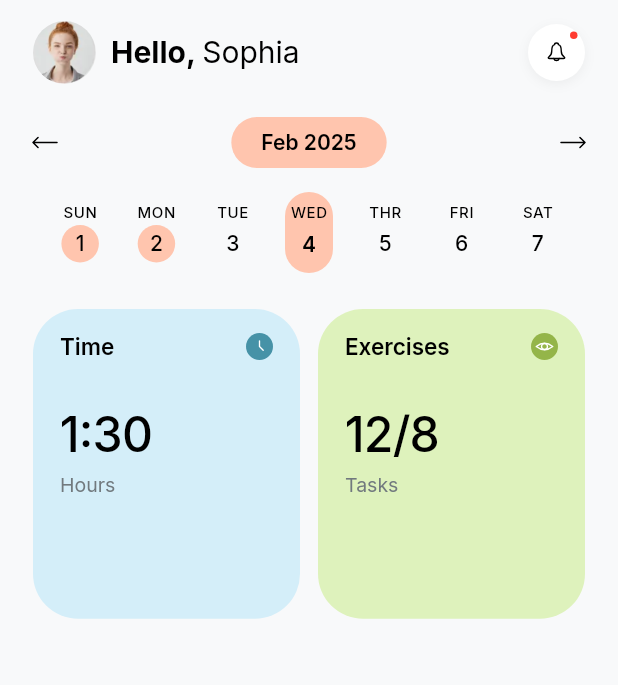
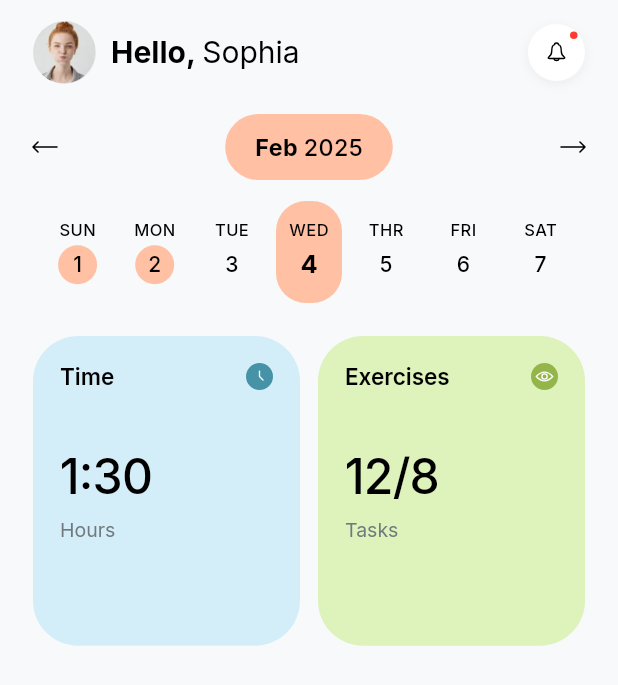
Before and after one commit to RoshiniRavi05/YuviFlutterChallenge, a Flutter app: the screen it shows after launch, on a phone screen of 412 x 824 dp. Shown: the top 685 px of the screen. Run offline on Flutter 3.47's test engine with Material 3 defaults, Android fonts, the phone set to English and light mode, and no system bars; our stand-ins replace google_fonts.

Commit message:
Day 1: Refine UI spacing and month badge

```diff
--- a/day1/lib/components/calendar_strip.dart
+++ b/day1/lib/components/calendar_strip.dart
@@ -137,14 +137,14 @@ class _SelectedCapsule extends StatelessWidget {
     return Container(
       width: AppSpacing.selectedCapsuleWidth,
       height: AppSpacing.selectedCapsuleHeight,
-      padding: const EdgeInsets.only(top: 7.0, bottom: 7.0),
-      alignment: Alignment.topCenter,
+      padding: const EdgeInsets.symmetric(vertical: 7.0),
+      alignment: Alignment.center,
       decoration: BoxDecoration(
         color: AppColors.peach,
         borderRadius: BorderRadius.circular(AppRadius.selectedCapsule),
       ),
       child: Column(
-        mainAxisSize: MainAxisSize.min,
+        mainAxisAlignment: MainAxisAlignment.center,
         crossAxisAlignment: CrossAxisAlignment.center,
         children: [
           SizedBox(
--- a/day1/lib/components/custom_icons.dart
+++ b/day1/lib/components/custom_icons.dart
@@ -184,7 +184,7 @@ class _ClockPainter extends CustomPainter {
       ..strokeJoin = StrokeJoin.round;
 
     final center = Offset(size.width / 2, size.height / 2);
-    final arm = size.width * 0.38;
+    final arm = size.width * 0.36;
 
     final path = Path()
       ..moveTo(center.dx, center.dy - arm)
@@ -208,7 +208,7 @@ class EyeIcon extends StatelessWidget {
     super.key,
     this.size = AppSpacing.cardEyeIconSize,
     this.color = AppColors.white,
-    this.strokeWidth = 1.2,
+    this.strokeWidth = 1.1,
   });
 
   @override
@@ -242,12 +242,12 @@ class _EyePainter extends CustomPainter {
     // Almond outer eye contour
     final eye = Path()
       ..moveTo(0, center.dy)
-      ..quadraticBezierTo(w / 2, -1.0, w, center.dy)
-      ..quadraticBezierTo(w / 2, h + 1.0, 0, center.dy);
+      ..quadraticBezierTo(w / 2, -h * 0.35, w, center.dy)
+      ..quadraticBezierTo(w / 2, h * 1.35, 0, center.dy);
     canvas.drawPath(eye, paint);
 
     // Center pupil circle ring
-    canvas.drawCircle(center, w * 0.18, paint);
+    canvas.drawCircle(center, w * 0.16, paint);
   }
 
   @override
--- a/day1/lib/components/month_selector.dart
+++ b/day1/lib/components/month_selector.dart
@@ -3,8 +3,9 @@ import 'package:flutter/material.dart';
 import '../constants/app_spacing.dart';
 import '../theme/app_colors.dart';
 import '../theme/app_radius.dart';
-import '../theme/text_styles.dart';
 import 'custom_icons.dart';
+
+import 'package:google_fonts/google_fonts.dart';
 
 /// Month navigation row with hairline editorial arrows and peach pill.
 class MonthSelector extends StatelessWidget {
@@ -26,7 +27,28 @@ class MonthSelector extends StatelessWidget {
             color: AppColors.peach,
             borderRadius: BorderRadius.circular(AppRadius.monthPill),
           ),
-          child: Text('Feb 2025', style: AppTextStyles.monthPill),
+          child: Text.rich(
+            TextSpan(
+              children: [
+                TextSpan(
+                  text: 'Feb ',
+                  style: GoogleFonts.inter(
+                    fontSize: 15.5,
+                    fontWeight: FontWeight.w700,
+                    color: const Color(0xFF000000),
+                  ),
+                ),
+                TextSpan(
+                  text: '2025',
+                  style: GoogleFonts.inter(
+                    fontSize: 15.5,
+                    fontWeight: FontWeight.w500,
+                    color: const Color(0xFF000000),
+                  ),
+                ),
+              ],
+            ),
+          ),
         ),
         const ThinArrowIcon(pointingRight: true),
       ],
--- a/day1/lib/constants/app_spacing.dart
+++ b/day1/lib/constants/app_spacing.dart
@@ -16,32 +16,32 @@ class AppSpacing {
   static const double redDotOffset = 5.0;
 
   // ── Section gaps ────────────────────────────────────────────────────────
-  static const double headerToMonth = 22.0;
-  static const double monthToCalendar = 16.0;
-  static const double calendarToCards = 24.0;
+  static const double headerToMonth = 20.0;
+  static const double monthToCalendar = 14.0;
+  static const double calendarToCards = 22.0;
 
   // ── Month selector ────────────────────────────────────────────────────────
   static const double monthPillHPadding = 20.0;
-  static const double monthPillVPadding = 10.0;
+  static const double monthPillVPadding = 11.0;
   static const double monthArrowWidth = 16.0;
   static const double monthArrowHeight = 8.0;
 
   // ── Calendar ──────────────────────────────────────────────────────────────
-  static const double weekdayRowHeight = 12.0;
-  static const double weekdayToDateGap = 3.0;
-  static const double dateRowHeight = 25.0;
-  static const double selectedCapsuleWidth = 32.0;
-  static const double selectedCapsuleHeight = 54.0;
-  static const double selectedCapsuleInnerGap = 2.0;
-  static const double pastCircleSize = 25.0;
-  static const double calendarHorizontalInset = 6.0;
+  static const double weekdayRowHeight = 13.0;
+  static const double weekdayToDateGap = 4.0;
+  static const double dateRowHeight = 26.0;
+  static const double selectedCapsuleWidth = 44.0;
+  static const double selectedCapsuleHeight = 68.0;
+  static const double selectedCapsuleInnerGap = 4.0;
+  static const double pastCircleSize = 26.0;
+  static const double calendarHorizontalInset = 4.0;
 
   // ── Stat cards ────────────────────────────────────────────────────────────
   static const double cardGap = 12.0;
   static const double cardPaddingH = 18.0;
-  static const double cardPaddingV = 16.0;
-  static const double cardTitleToValue = 30.0;   // Space between Title ("Time"/"Exercises") and Value ("1:30"/"12/8")
-  static const double cardValueToSubtitle = 6.0;   // Space between Value ("1:30"/"12/8") and Subtitle ("Hours"/"Tasks")
+  static const double cardPaddingV = 18.0;
+  static const double cardTitleToValue = 38.0;   // Large vertical gap between Title ("Time"/"Exercises") and Value ("1:30"/"12/8")
+  static const double cardValueToSubtitle = 8.0;   // Small vertical gap between Value ("1:30"/"12/8") and Subtitle ("Hours"/"Tasks")
   static const double cardIconCircleSize = 18.0;
   static const double cardClockIconSize = 10.0;
   static const double cardEyeIconSize = 11.0;
--- a/day1/lib/theme/app_colors.dart
+++ b/day1/lib/theme/app_colors.dart
@@ -7,8 +7,8 @@ class AppColors {
   /// Scaffold background — warm off-white (#F8F9FA)
   static const Color background = Color(0xFFF8F9FA);
 
-  /// Warm pastel peach for Month Chip & WED capsule (#FFC5AE)
-  static const Color peach = Color(0xFFFFC5AE);
+  /// Warm pastel peach for Month Chip & WED capsule (#FFC0A4)
+  static const Color peach = Color(0xFFFFC0A4);
 
   /// Primary text (#000000)
   static const Color text = Color(0xFF000000);
--- a/day1/lib/theme/app_radius.dart
+++ b/day1/lib/theme/app_radius.dart
@@ -5,11 +5,11 @@ class AppRadius {
   /// Stat cards softer corner radius
   static const double card = 30.0;
 
-  /// Month selector true capsule radius
-  static const double monthPill = 24.0;
+  /// Month selector true capsule radius (fully curved semicircular ends)
+  static const double monthPill = 100.0;
 
-  /// Selected calendar day pill capsule radius
-  static const double selectedCapsule = 22.0;
+  /// Selected calendar day capsule corner radius matching reference Image 1
+  static const double selectedCapsule = 20.0;
 
   /// Notification circular button radius
   static const double notificationButton = 19.0;
--- a/day1/lib/theme/text_styles.dart
+++ b/day1/lib/theme/text_styles.dart
@@ -44,20 +44,21 @@ class AppTextStyles {
     height: 1.2,
   );
 
-  /// Month pill ("Feb 2025") — w600, 14px
+  /// Month pill ("Feb 2025") — 15.5px Inter SemiBold (w600), pure black (#000000)
   static final TextStyle monthPill = _font(
-    fontSize: 14,
+    fontSize: 15.5,
     fontWeight: FontWeight.w600,
-    color: AppColors.text,
+    color: const Color(0xFF000000),
+    letterSpacing: 0,
     height: 1.0,
   );
 
   /// Weekday label ("SUN"…"SAT")
   static final TextStyle weekdayLabel = _font(
-    fontSize: 10,
+    fontSize: 11,
     fontWeight: FontWeight.w500,
     color: AppColors.text,
-    letterSpacing: 0.4,
+    letterSpacing: 0.3,
     height: 1.0,
   );
 
@@ -69,10 +70,10 @@ class AppTextStyles {
     height: 1.0,
   );
 
-  /// Selected date number
+  /// Selected date number (bold '4' inside WED 4 capsule)
   static final TextStyle daySelected = _font(
-    fontSize: 14,
-    fontWeight: FontWeight.w600,
+    fontSize: 17,
+    fontWeight: FontWeight.w700,
     color: AppColors.text,
     height: 1.0,
   );
```
Also changed, not shown: day1/screenshot.jpeg, 1 other file.
